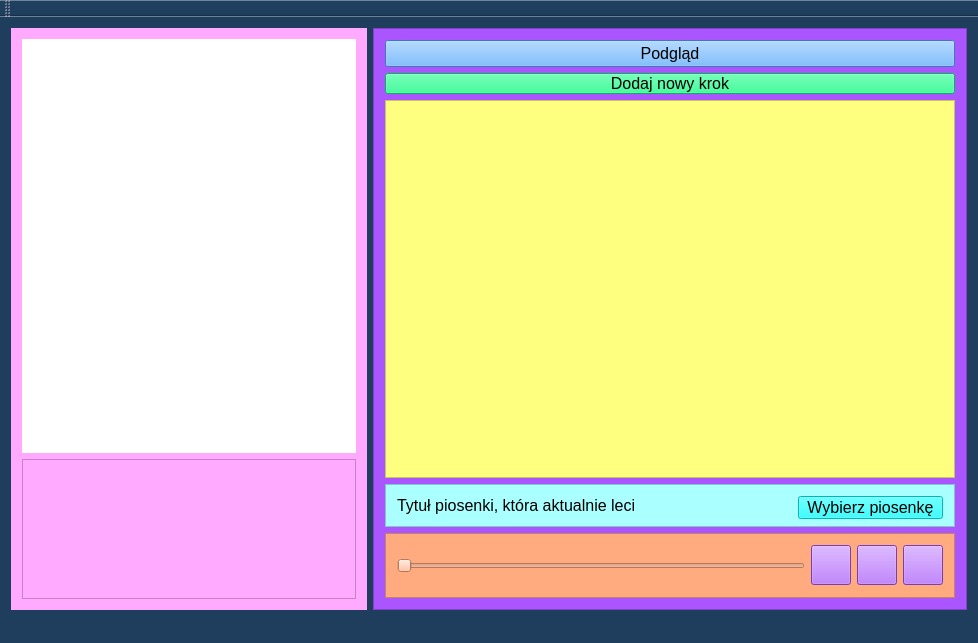
Above: Pliki/mainwindow.ui from MagdalenaZimoch/Dance-App before the change. Below: the same form after it.
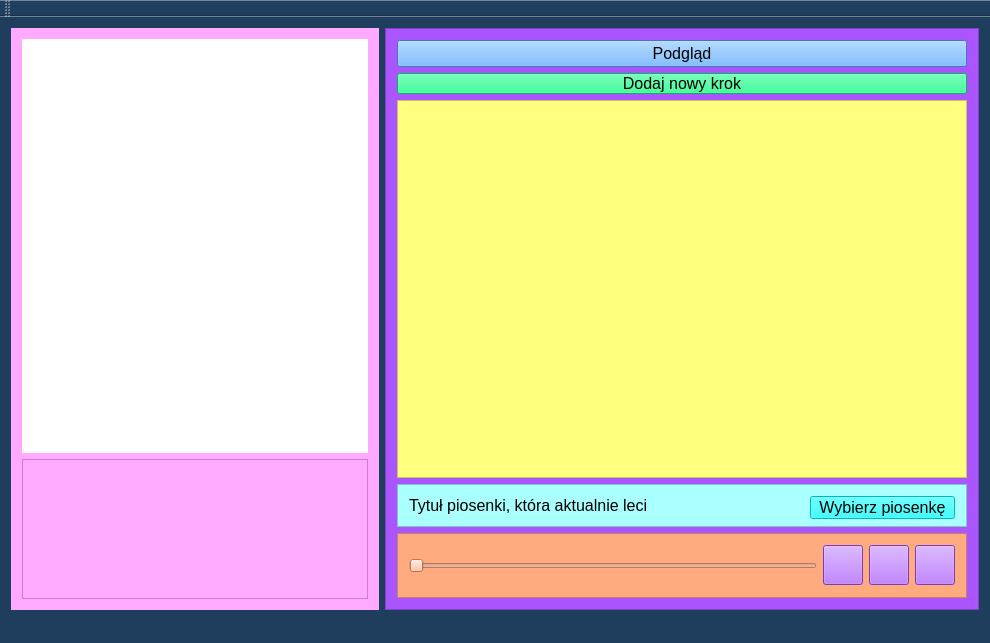
That is the form after the change.

The edit to the form file:
```diff
--- a/Pliki/mainwindow.ui
+++ b/Pliki/mainwindow.ui
@@ -31,9 +31,15 @@
       <layout class="QGridLayout" name="gridLayout_3">
        <item row="1" column="0">
         <widget class="QLabel" name="filmlabel">
-         <property name="maximumSize">
+         <property name="minimumSize">
           <size>
            <width>346</width>
+           <height>400</height>
+          </size>
+         </property>
+         <property name="maximumSize">
+          <size>
+           <width>16777215</width>
            <height>16777215</height>
           </size>
          </property>
@@ -56,12 +62,18 @@
        </item>
        <item row="2" column="0">
         <widget class="QTextBrowser" name="textBrowser">
-         <property name="maximumSize">
+         <property name="minimumSize">
           <size>
            <width>346</width>
            <height>140</height>
           </size>
          </property>
+         <property name="maximumSize">
+          <size>
+           <width>16777215</width>
+           <height>140</height>
+          </size>
+         </property>
          <property name="font">
           <font>
            <pointsize>12</pointsize>
```
